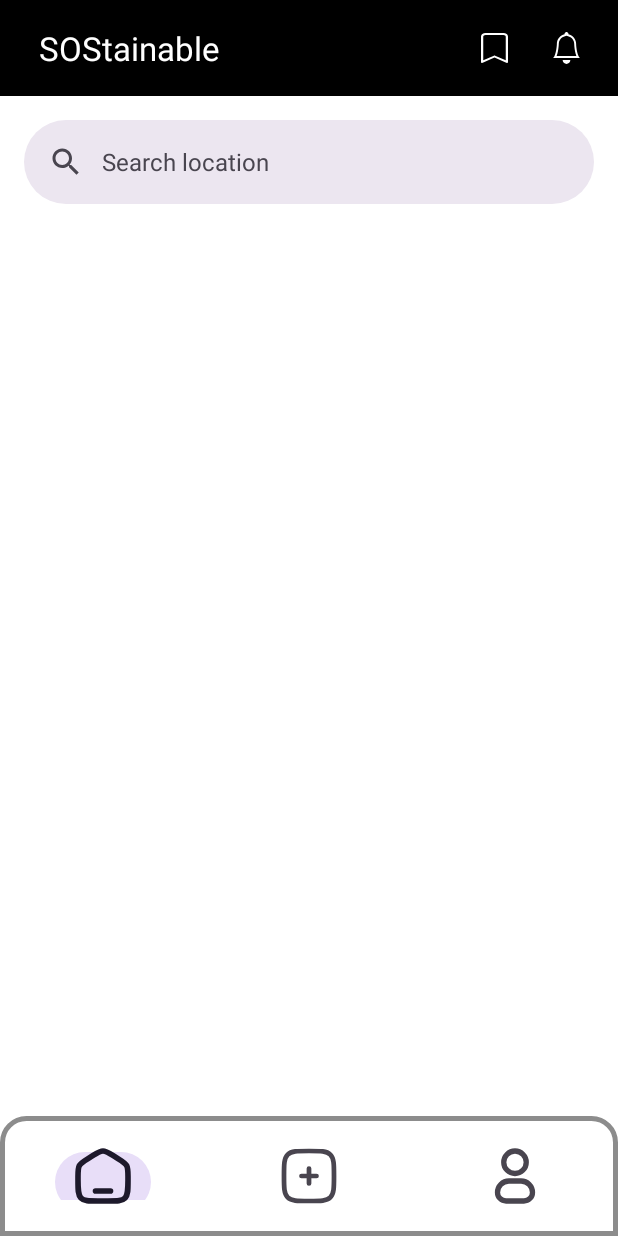
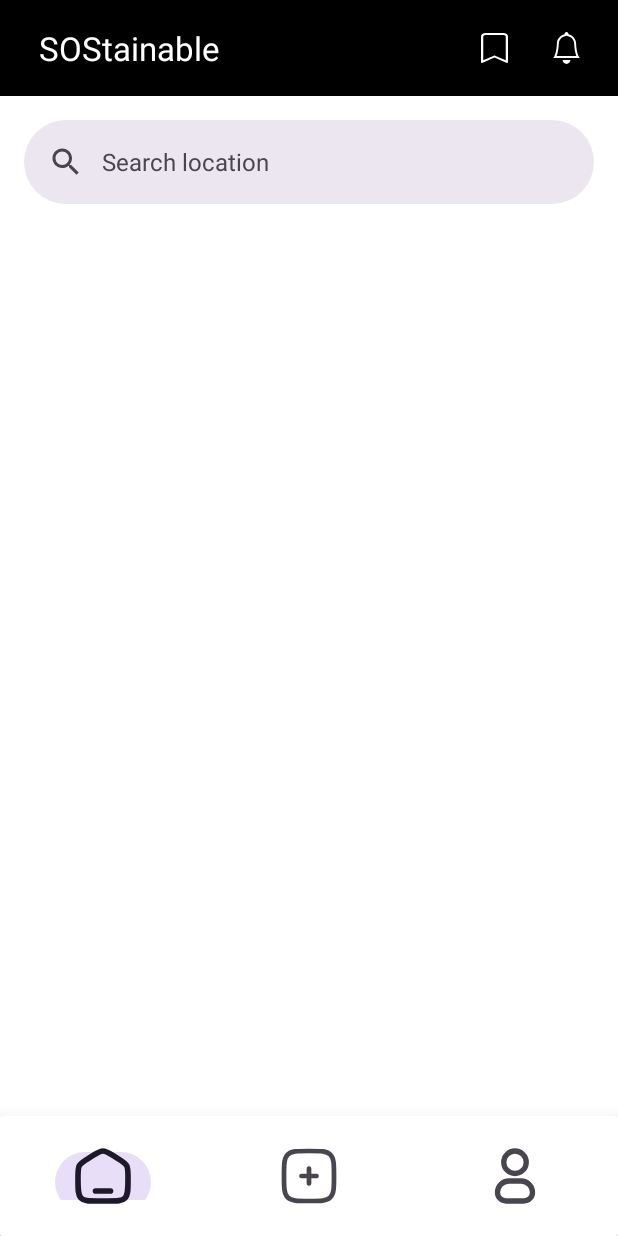
Before and after one commit to TatangMengkudu/BANGKIT-SOStainable, an Android app: the screen it shows after launch (MainActivity), on a phone screen of 412 x 824 dp. Run offline under Robolectric (Android 15) with nearby library versions, the phone set to English and light mode, and no system bars; our stand-ins replace navigation-ui.

Commit message:
[MAIN] Provide shadow effect in custom bottom navigation

```diff
--- a/app/src/main/res/drawable/bottom_nav_background.xml
+++ b/app/src/main/res/drawable/bottom_nav_background.xml
@@ -1,8 +1,5 @@
 <?xml version="1.0" encoding="utf-8"?>
 <shape xmlns:android="http://schemas.android.com/apk/res/android" android:shape="rectangle">
-    <solid android:color="@color/white" />
-    <corners android:topLeftRadius="16dp"
-        android:topRightRadius="16dp"/>
-    <stroke android:color="@color/textGreyColor"
-        android:width="3dp"/>
+    <corners android:topLeftRadius="8dp"
+        android:topRightRadius="8dp"/>
 </shape>
--- a/app/src/main/res/layout/activity_main.xml
+++ b/app/src/main/res/layout/activity_main.xml
@@ -14,22 +14,27 @@
             android:layout_width="match_parent"
             android:layout_height="match_parent"
             app:defaultNavHost="true"
-            app:layout_constraintBottom_toTopOf="@+id/bottomNavigationView"
+            app:layout_constraintBottom_toTopOf="@+id/cardBottomNavigation"
             app:layout_constraintLeft_toLeftOf="parent"
             app:layout_constraintRight_toRightOf="parent"
             app:navGraph="@navigation/bottom_navigation" />
 
-        <com.google.android.material.bottomnavigation.BottomNavigationView
-            android:id="@+id/bottomNavigationView"
+        <androidx.cardview.widget.CardView
+            android:id="@+id/cardBottomNavigation"
             android:layout_width="wrap_content"
             android:layout_height="wrap_content"
-            android:focusable="true"
             app:layout_constraintBottom_toBottomOf="parent"
             app:layout_constraintStart_toStartOf="parent"
             app:layout_constraintEnd_toEndOf="parent"
-            app:itemIconSize="40dp"
-            android:clickable="true"
-            app:labelVisibilityMode="unlabeled"
-            android:background="@drawable/bottom_nav_background"
-            app:menu="@menu/bottom_nav_menu"/>
+            app:cardElevation="20dp">
+
+                <com.google.android.material.bottomnavigation.BottomNavigationView
+                    android:id="@+id/bottomNavigationView"
+                    android:layout_width="wrap_content"
+                    android:layout_height="wrap_content"
+                    app:itemIconSize="40dp"
+                    android:background="@drawable/bottom_nav_background"
+                    app:labelVisibilityMode="unlabeled"
+                    app:menu="@menu/bottom_nav_menu"/>
+        </androidx.cardview.widget.CardView>
 </androidx.constraintlayout.widget.ConstraintLayout>
```
